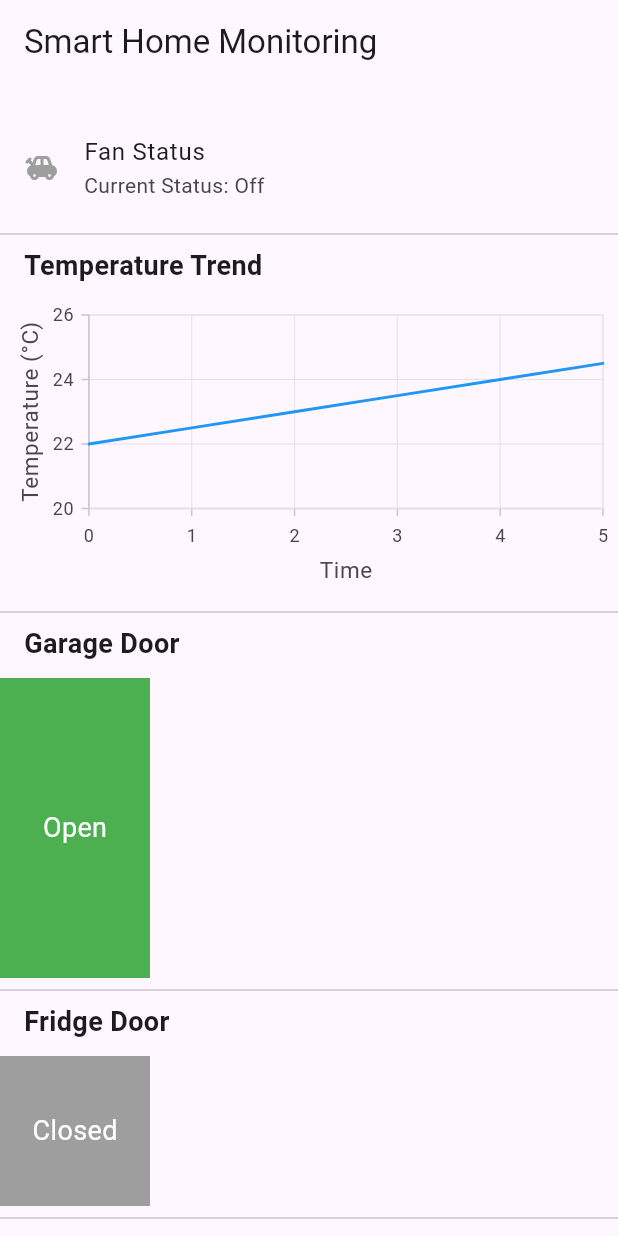
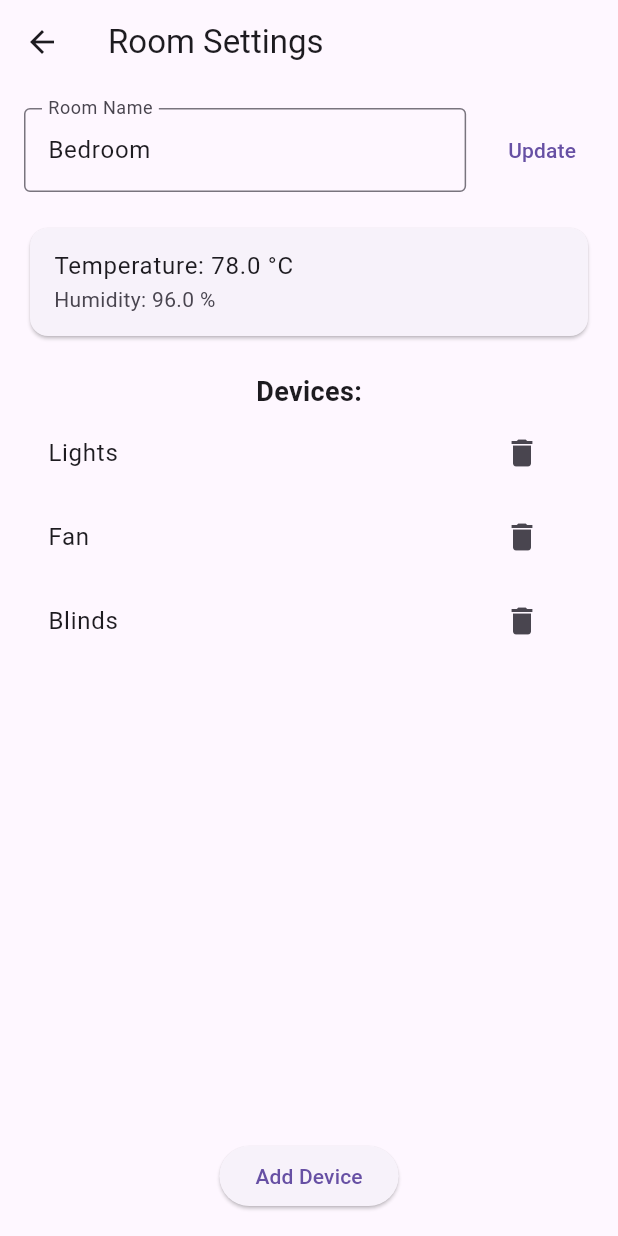
Before and after one commit to R-umaria/Project3_Section3_Group4, a Flutter app: the screen it shows after launch, on a phone screen of 412 x 824 dp. Run offline on Flutter 3.47's test engine with Material 3 defaults, Android fonts, the light colour scheme and no system bars; our stand-ins replace syncfusion_flutter_charts; missing offline and left inert: media_kit, media_kit_video.

Commit message:
Basic room page created

```diff
--- /dev/null
+++ b/lib/Modules/Rooms/rooms.dart
@@ -0,0 +1,174 @@
+import 'package:flutter/material.dart';
+
+class Room {
+  String name;
+  double temperature;
+  double humidity;
+  List<String> devices;
+
+  Room({
+    required this.name,
+    this.temperature = 20.0,
+    this.humidity = 50.0,
+    required this.devices,
+  });
+
+  void updateTemperature(double newTemperature) {
+    temperature = newTemperature;
+  }
+
+  void updateHumidity(double newHumidity) {
+    humidity = newHumidity;
+  }
+
+  void addDevice(String device) {
+    if (!devices.contains(device)) {
+      devices.add(device);
+    }
+  }
+
+  void removeDevice(String device) {
+    devices.remove(device);
+  }
+}
+
+class RoomsPage extends StatefulWidget {
+  final Room room;
+
+  const RoomsPage({Key? key, required this.room}) : super(key: key);
+
+  @override
+  _RoomsPageState createState() => _RoomsPageState();
+}
+
+class _RoomsPageState extends State<RoomsPage> {
+  late TextEditingController _roomNameController;
+
+  @override
+  void initState() {
+    super.initState();
+    _roomNameController = TextEditingController(text: widget.room.name);
+  }
+
+  @override
+  void dispose() {
+    _roomNameController.dispose();
+    super.dispose();
+  }
+
+  @override
+  Widget build(BuildContext context) {
+    return Scaffold(
+      appBar: AppBar(
+        title: Text('Room Settings'),
+        leading: IconButton(
+          icon: Icon(Icons.arrow_back),
+          onPressed: () => Navigator.pop(context),
+        ),
+      ),
+      body: Padding(
+        padding: const EdgeInsets.all(16.0),
+        child: Column(
+          children: [
+            Row(
+              mainAxisAlignment: MainAxisAlignment.spaceBetween,
+              children: [
+                Expanded(
+                  child: TextField(
+                    controller: _roomNameController,
+                    decoration: InputDecoration(
+                      labelText: 'Room Name',
+                      border: OutlineInputBorder(),
+                    ),
+                    onSubmitted: (newName) {
+                      setState(() {
+                        widget.room.name = newName;
+                      });
+                    },
+                  ),
+                ),
+                SizedBox(width: 16),
+                TextButton(
+                  onPressed: () {
+                    setState(() {
+                      widget.room.name = _roomNameController.text;
+                    });
+                  },
+                  child: Text('Update'),
+                ),
+              ],
+            ),
+            SizedBox(height: 20),
+            Card(
+              child: ListTile(
+                title: Text('Temperature: ${widget.room.temperature.toStringAsFixed(1)} °C'),
+                subtitle: Text('Humidity: ${widget.room.humidity.toStringAsFixed(1)} %'),
+              ),
+            ),
+            SizedBox(height: 20),
+            Text(
+              'Devices:',
+              style: TextStyle(fontSize: 18, fontWeight: FontWeight.bold),
+            ),
+            Expanded(
+              child: ListView.builder(
+                itemCount: widget.room.devices.length,
+                itemBuilder: (context, index) {
+                  return ListTile(
+                    title: Text(widget.room.devices[index]),
+                    trailing: IconButton(
+                      icon: Icon(Icons.delete),
+                      onPressed: () {
+                        setState(() {
+                          widget.room.devices.removeAt(index);
+                        });
+                      },
+                    ),
+                  );
+                },
+              ),
+            ),
+            SizedBox(height: 20),
+            ElevatedButton(
+              onPressed: () {
+                // Add device dialog
+                showDialog(
+                  context: context,
+                  builder: (context) {
+                    final TextEditingController _deviceController =
+                        TextEditingController();
+                    return AlertDialog(
+                      title: Text('Add Device'),
+                      content: TextField(
+                        controller: _deviceController,
+                        decoration: InputDecoration(hintText: 'Device Name'),
+                      ),
+                      actions: [
+                        TextButton(
+                          onPressed: () {
+                            Navigator.pop(context);
+                          },
+                          child: Text('Cancel'),
+                        ),
+                        TextButton(
+                          onPressed: () {
+                            setState(() {
+                              widget.room.addDevice(_deviceController.text);
+                            });
+                            Navigator.pop(context);
+                          },
+                          child: Text('Add'),
+                        ),
+                      ],
+                    );
+                  },
+                );
+              },
+              child: Text('Add Device'),
+            ),
+          ],
+        ),
+      ),
+    );
+  }
+}
--- a/lib/main.dart
+++ b/lib/main.dart
@@ -1,90 +1,19 @@
 import 'dart:async';
 import 'package:flutter/material.dart';
 import 'Modules/hmi_interface/hmi_interface.dart';
+import 'Modules/Temperature/temperature_control.dart';
+import 'Modules/Rooms/rooms.dart';
 
 void main() {
-  runApp(const MyApp());
+  runApp(MaterialApp(
+    debugShowCheckedModeBanner: false,
+    home: RoomsPage(
+      room: Room(
+        name: "Bedroom",
+        temperature: 78.0,
+        humidity: 96.0,
+        devices: ["Lights", "Fan", "Blinds"],
+      ),
+    ),
+  ));
 }
-
-class MyApp extends StatefulWidget {
-  const MyApp({Key? key}) : super(key: key);
-
-  @override
-  State<MyApp> createState() => _MyAppState();
-}
-
-class _MyAppState extends State<MyApp> {
-  Map<String, dynamic> sensorData = {
-    'fanStatus': 'On',
-    'temperatureTrend': [22.0, 22.5, 23.0, 23.5, 24.0],
-    'garageDoorOpen': false,
-    'fridgeOpen': true,
-    'lightsBrightness': 75.0,
-    'lightsColor': Colors.blue,
-    'blindsPosition': 75.0,
-    'tvOn': true,
-    'tvChannel': 'Netflix',
-    'cameraLiveFeed': true,
-  };
-
-  late Timer _dataUpdateTimer;
-
-  @override
-  void initState() {
-    super.initState();
-    // Start periodic updates to simulate data changes
-    _dataUpdateTimer = Timer.periodic(const Duration(seconds: 5), (timer) {
-      _simulateDataChanges();
-    });
-  }
-
-  @override
-  void dispose() {
-    _dataUpdateTimer.cancel(); // Cancel the timer when the app is disposed
-    super.dispose();
-  }
-
-  void _simulateDataChanges() {
-    setState(() {
-      // Simulate changes in the fan status
-      sensorData['fanStatus'] =
-          (sensorData['fanStatus'] == 'On') ? 'Off' : 'On';
-
-      // Update the temperature trend with new random values
-      List<double> currentTrend =
-          List<double>.from(sensorData['temperatureTrend']);
-      double lastTemperature = currentTrend.last;
-      currentTrend.add(lastTemperature + (lastTemperature < 26.0 ? 0.5 : -0.5));
-      if (currentTrend.length > 10) {
-        currentTrend.removeAt(0); // Keep the list length manageable
-      }
-      sensorData['temperatureTrend'] = currentTrend;
-
-      // Simulate garage door opening/closing
-      sensorData['garageDoorOpen'] = !(sensorData['garageDoorOpen'] as bool);
-
-      // Simulate fridge door opening/closing
-      sensorData['fridgeOpen'] = !(sensorData['fridgeOpen'] as bool);
-
-      // Simulate blinds position changes
-      double blindsPosition = sensorData['blindsPosition'] as double;
-      sensorData['blindsPosition'] =
-          (blindsPosition < 100.0) ? blindsPosition + 5.0 : 0.0;
-
-      // Simulate lights brightness and color changes
-      sensorData['lightsBrightness'] =
-          (sensorData['lightsBrightness'] as double == 100.0) ? 50.0 : 100.0;
-      sensorData['lightsColor'] =
-          (sensorData['lightsColor'] == Colors.blue) ? Colors.red : Colors.blue;
-    });
-  }
-
-  @override
-  Widget build(BuildContext context) {
-    return MaterialApp(
-      title: 'Smart Home App',
-      theme: ThemeData(primarySwatch: Colors.blue),
-      home: HMIInterface(sensorData: sensorData),
-    );
-  }
-}
```
Also changed, not shown: 1 other file.
